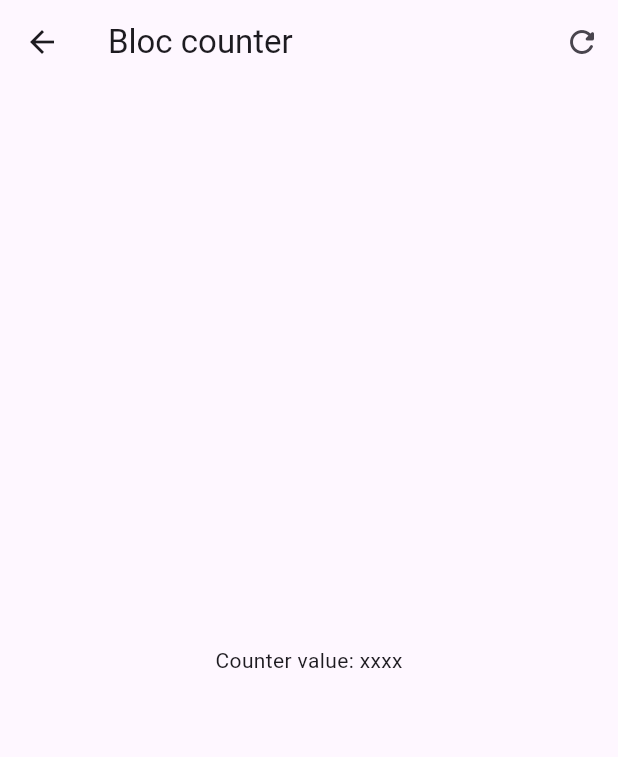
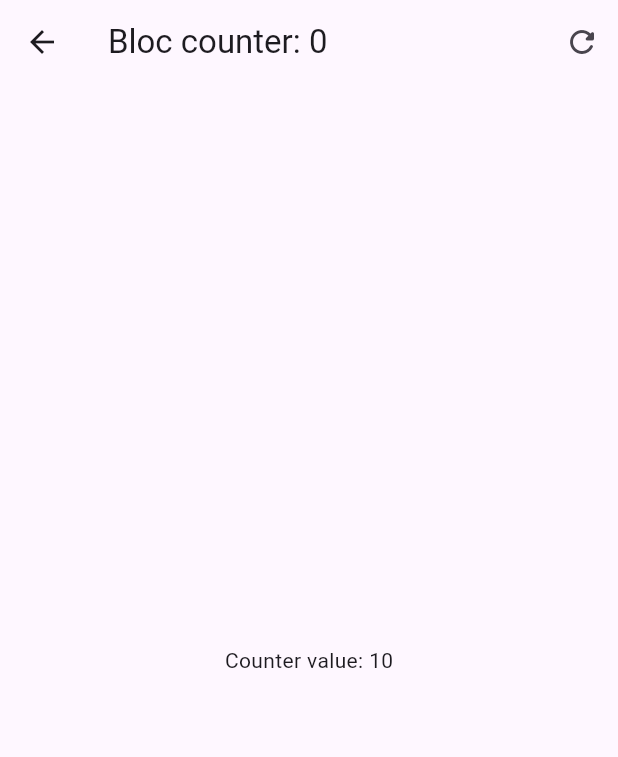
Before and after one commit to marcelaTrujilloToro/forms-app-flutter, a Flutter app: the screen it shows after launch, after a tap on "Bloc", on a phone screen of 412 x 824 dp. Shown: the top 757 px of the screen. Run offline on Flutter 3.47's test engine with Material 3 defaults, Android fonts, the phone set to English and light mode, and no system bars; our stand-ins replace equatable, flutter_bloc, go_router.

Commit message:
feat: state with blocs

```diff
--- /dev/null
+++ b/lib/presentation/blocs/counter_bloc/counter_event.dart
@@ -0,0 +1,16 @@
+//* Para emitir nuevos estados se hace basado en eventos
+//* que tipos de eventos va a recibir el Bloc
+
+part of 'counter_bloc.dart';
+
+abstract class CounterEvent {
+  const CounterEvent();
+}
+
+class CounterIncreased extends CounterEvent {
+  final int value;
+
+  const CounterIncreased(this.value);
+}
+
+class CounterReset extends CounterEvent {}
--- /dev/null
+++ b/lib/presentation/blocs/counter_bloc/counter_state.dart
@@ -0,0 +1,26 @@
+//* Como luce el estado del bloc
+
+part of 'counter_bloc.dart';
+
+//? al tener ya instalado Equatable lo utilizo por defecto al crear el bloc desde el New bloc
+class CounterState extends Equatable {
+  final int counter;
+  final int transactionCount;
+
+  const CounterState({this.counter = 10, this.transactionCount = 0});
+
+  CounterState copyWith({
+    int? counter,
+    int? transactionCount,
+  }) =>
+      CounterState(
+        counter: counter ?? this.counter,
+        transactionCount: transactionCount ?? this.transactionCount,
+      );
+
+//? propiedades con las que quiero saber si el objeto cambió o no
+  @override
+  List<Object> get props => [counter, transactionCount];
+}
+
+final class CounterInitial extends CounterState {}
--- a/lib/presentation/screens/bloc_counter_screen.dart
+++ b/lib/presentation/screens/bloc_counter_screen.dart
@@ -1,37 +1,78 @@
 import 'package:flutter/material.dart';
+import 'package:flutter_bloc/flutter_bloc.dart';
+import 'package:forms_app/presentation/blocs/counter_bloc/counter_bloc.dart';
 
 class BlocCounterScreen extends StatelessWidget {
   const BlocCounterScreen({super.key});
 
   @override
   Widget build(BuildContext context) {
+    return BlocProvider(
+      create: (_) => CounterBloc(),
+      child: const BlocCounterView(),
+    );
+  }
+}
+
+class BlocCounterView extends StatelessWidget {
+  const BlocCounterView({
+    super.key,
+  });
+
+  void increaseCounterBy(BuildContext context, [int value = 1]) {
+    //* de la segunda manera de lanzar los eventos
+    // context.read<CounterBloc>().add(CounterIncreased(value));
+
+    //* de la tercera  manera de lanzar los eventos
+    context.read<CounterBloc>().increaseBy(value);
+  }
+
+  @override
+  Widget build(BuildContext context) {
     return Scaffold(
       appBar: AppBar(
-        title: const Text('Bloc counter'),
+        title: context.select((CounterBloc counterBloc) =>
+            Text('Bloc counter: ${counterBloc.state.transactionCount}')),
         actions: [
-          IconButton(onPressed: () {}, icon: const Icon(Icons.refresh_rounded))
+          IconButton(
+            onPressed: () {
+              //context.read<CounterBloc>().add(CounterReset());
+
+              context.read<CounterBloc>().resetCounter();
+            },
+            icon: const Icon(
+              Icons.refresh_rounded,
+            ),
+          )
         ],
       ),
-      body: const Center(
-        child: Text('Counter value: xxxx'),
+      body: Center(
+        child: context.select((CounterBloc counterBloc) =>
+            Text('Counter value: ${counterBloc.state.counter}')),
       ),
       floatingActionButton: Column(
         mainAxisAlignment: MainAxisAlignment.end,
         children: [
           FloatingActionButton(
-            onPressed: () {},
+            onPressed: () {
+              increaseCounterBy(context, 3);
+            },
             heroTag: '1',
             child: const Text('+3'),
           ),
           const SizedBox(height: 15),
           FloatingActionButton(
-            onPressed: () {},
+            onPressed: () {
+              increaseCounterBy(context, 2);
+            },
             heroTag: '2',
             child: const Text('+2'),
           ),
           const SizedBox(height: 15),
           FloatingActionButton(
-            onPressed: () {},
+            onPressed: () {
+              increaseCounterBy(context);
+            },
             heroTag: '3',
             child: const Text('+1'),
           ),
--- a/lib/presentation/screens/home_screen.dart
+++ b/lib/presentation/screens/home_screen.dart
@@ -17,10 +17,14 @@ class HomeScreen extends StatelessWidget {
           ),
           ListTile(
             title: const Text('Bloc'),
-            subtitle: const Text('Gestor de estado complejo'),
+            subtitle: const Text('Gestor de estado compuesto'),
             trailing: const Icon(Icons.arrow_forward_ios_rounded),
             onTap: () => context.push('/bloc'),
-          )
+          ),
+          const Padding(
+            padding: EdgeInsets.symmetric(horizontal: 10),
+            child: Divider(),
+          ),
         ],
       ),
     );
```
Also changed, not shown: lib/presentation/blocs/counter_bloc/counter_bloc.dart (added, +49 -0 lines).
